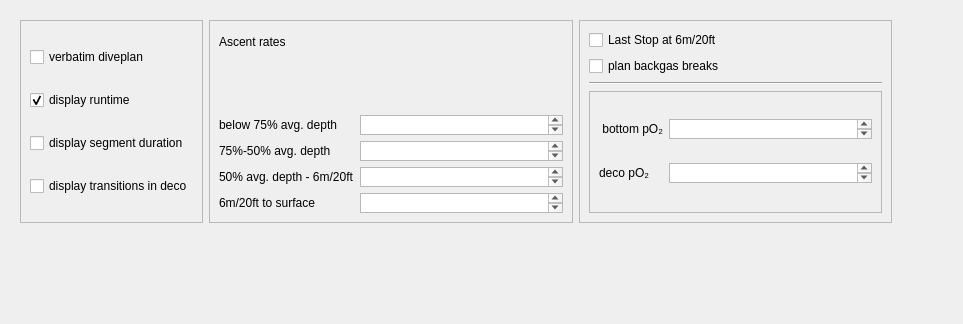
Before: the Qt Designer form qt-ui/plannerSettings.ui in subsurface/subsurface, drawn with Qt 5.
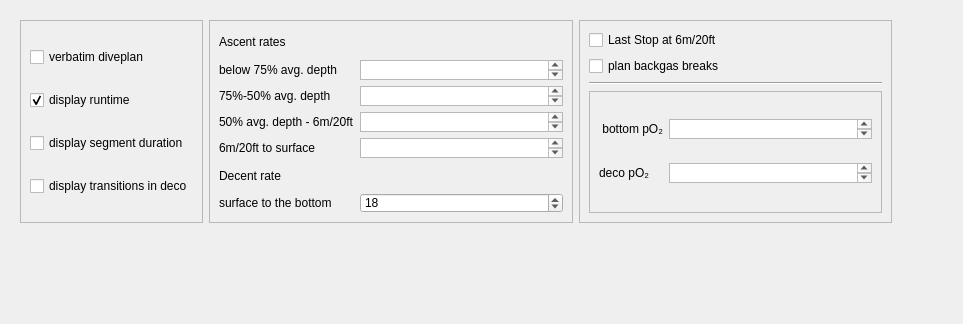
After: the same form once the commit is applied.

Commit message:
Drop like a stone mode in planner
Most of my dives i plan i know it will just be full speed down a line in
the beginning and thus the planner can figure out that leg of the plan
by it self.

The config box added here isn't connected, because i saw that the other
planner boxes wasn't connected ether, so i left it in the same state as
they where.

The edit to the form file:
```diff
--- a/qt-ui/plannerSettings.ui
+++ b/qt-ui/plannerSettings.ui
@@ -244,6 +244,42 @@
          </property>
         </widget>
        </item>
+       <item row="5" column="0">
+        <widget class="QLabel" name="label_8">
+         <property name="text">
+          <string>Decent rate</string>
+         </property>
+        </widget>
+       </item>
+       <item row="6" column="0">
+        <widget class="QLabel" name="label_9">
+         <property name="text">
+          <string>surface to the bottom</string>
+         </property>
+        </widget>
+       </item>
+       <item row="6" column="1">
+        <widget class="QSpinBox" name="descRate">
+         <property name="sizePolicy">
+          <sizepolicy hsizetype="Expanding" vsizetype="Expanding">
+           <horstretch>0</horstretch>
+           <verstretch>0</verstretch>
+          </sizepolicy>
+         </property>
+         <property name="maximumSize">
+          <size>
+           <width>16777215</width>
+           <height>20</height>
+          </size>
+         </property>
+         <property name="minimum">
+          <number>1</number>
+         </property>
+         <property name="value">
+          <number>18</number>
+         </property>
+        </widget>
+       </item>
       </layout>
      </widget>
     </item>
```
Left out of the diff: 1 changed line with no effect on the pictures. The commit also changes 3 other files.
